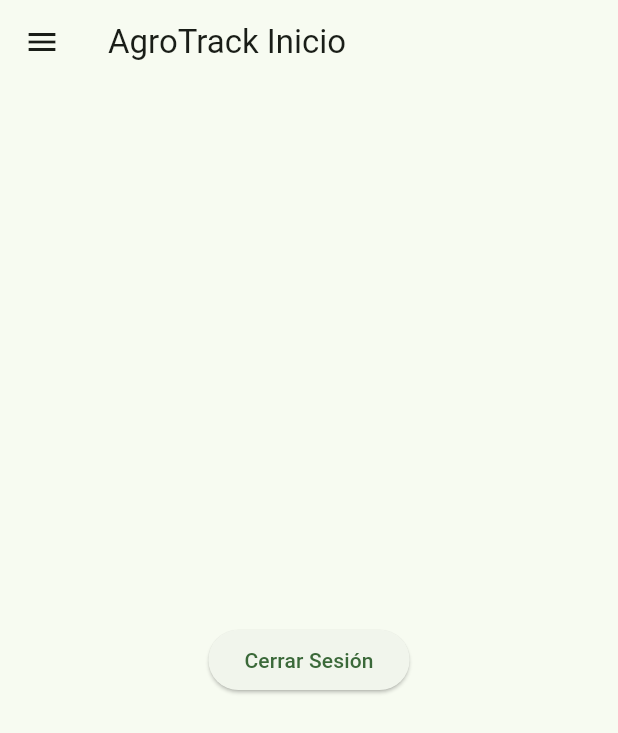
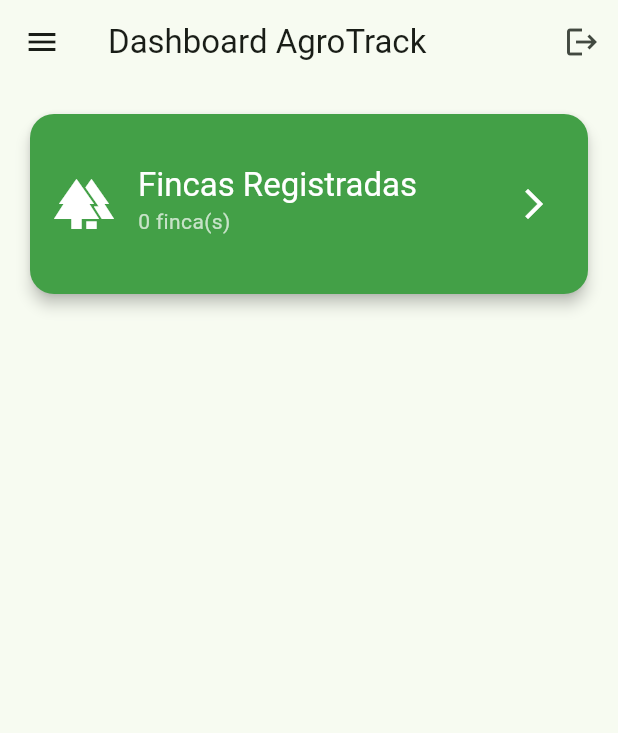
Before and after one commit to Danielr-1998/AgroTrack, a Flutter app: the screen it shows once a user with an empty profile is signed in, on a phone screen of 412 x 824 dp. Shown: the top 733 px of the screen. Run offline on Flutter 3.47's test engine with Material 3 defaults, Android fonts, the phone set to English and light mode, and no system bars; our stand-ins replace cloud_firestore, firebase_auth, firebase_core, flutter_map, geolocator, latlong2 and 1 more; accounts and stored records are empty.

Commit message:
Dashboard Home Screen Register farms

```diff
--- a/lib/src/screens/home_screen.dart
+++ b/lib/src/screens/home_screen.dart
@@ -1,24 +1,108 @@
 import 'package:flutter/material.dart';
 import 'package:firebase_auth/firebase_auth.dart';
+import 'package:cloud_firestore/cloud_firestore.dart';
 import '../widgets/app_drawer.dart';
 
 class HomeScreen extends StatelessWidget {
   const HomeScreen({super.key});
 
-  Future<void> _signOut() async {
+  Future<void> _signOut(BuildContext context) async {
     await FirebaseAuth.instance.signOut();
+    Navigator.of(context).pushReplacementNamed('/');
+  }
+
+  void _showFarmsDialog(BuildContext context, List<QueryDocumentSnapshot> farms) {
+    showDialog(
+      context: context,
+      builder: (context) => AlertDialog(
+        title: const Text('Fincas Registradas'),
+        content: SizedBox(
+          width: double.maxFinite,
+          child: ListView.builder(
+            shrinkWrap: true,
+            itemCount: farms.length,
+            itemBuilder: (context, index) {
+              final farm = farms[index];
+              return ListTile(
+                leading: const Icon(Icons.agriculture),
+                title: Text(farm['name']),
+                subtitle: Text('Tipo: ${farm['type']}'),
+              );
+            },
+          ),
+        ),
+        actions: [
+          TextButton(
+            onPressed: () => Navigator.of(context).pop(),
+            child: const Text('Cerrar'),
+          ),
+        ],
+      ),
+    );
   }
 
   @override
   Widget build(BuildContext context) {
     return Scaffold(
-      appBar: AppBar(title: const Text('AgroTrack Inicio')),
+      appBar: AppBar(
+        title: const Text('Dashboard AgroTrack'),
+        actions: [
+          IconButton(
+            icon: const Icon(Icons.logout),
+            onPressed: () => _signOut(context),
+          ),
+        ],
+      ),
       drawer: const AppDrawer(),
-      body: Center(
-        child: ElevatedButton(
-          onPressed: _signOut,
-          child: const Text('Cerrar Sesión'),
-        ),
+      body: StreamBuilder<QuerySnapshot>(
+        stream: FirebaseFirestore.instance.collection('farms').snapshots(),
+        builder: (context, snapshot) {
+          if (snapshot.hasError) {
+            return const Center(child: Text('Error cargando datos'));
+          }
+          if (snapshot.connectionState == ConnectionState.waiting) {
+            return const Center(child: CircularProgressIndicator());
+          }
+
+          final farms = snapshot.data!.docs;
+
+          return Padding(
+            padding: const EdgeInsets.all(16.0),
+            child: Column(
+              children: [
+                GestureDetector(
+                  onTap: () => _showFarmsDialog(context, farms),
+                  child: Card(
+                    elevation: 4,
+                    shape: RoundedRectangleBorder(
+                      borderRadius: BorderRadius.circular(16),
+                    ),
+                    color: Colors.green[600],
+                    child: SizedBox(
+                      height: 120,
+                      child: Center(
+                        child: ListTile(
+                          leading: const Icon(Icons.forest, size: 40, color: Colors.white),
+                          title: Text(
+                            'Fincas Registradas',
+                            style: Theme.of(context).textTheme.titleLarge!.copyWith(color: Colors.white),
+                          ),
+                          subtitle: Text(
+                            '${farms.length} finca(s)',
+                            style: const TextStyle(color: Colors.white70),
+                          ),
+                          trailing: const Icon(Icons.arrow_forward_ios, color: Colors.white),
+                        ),
+                      ),
+                    ),
+                  ),
+                ),
+                const SizedBox(height: 20),
+                // Puedes añadir más cards aquí (ej: tareas pendientes, clima, etc.)
+              ],
+            ),
+          );
+        },
       ),
     );
   }
```
